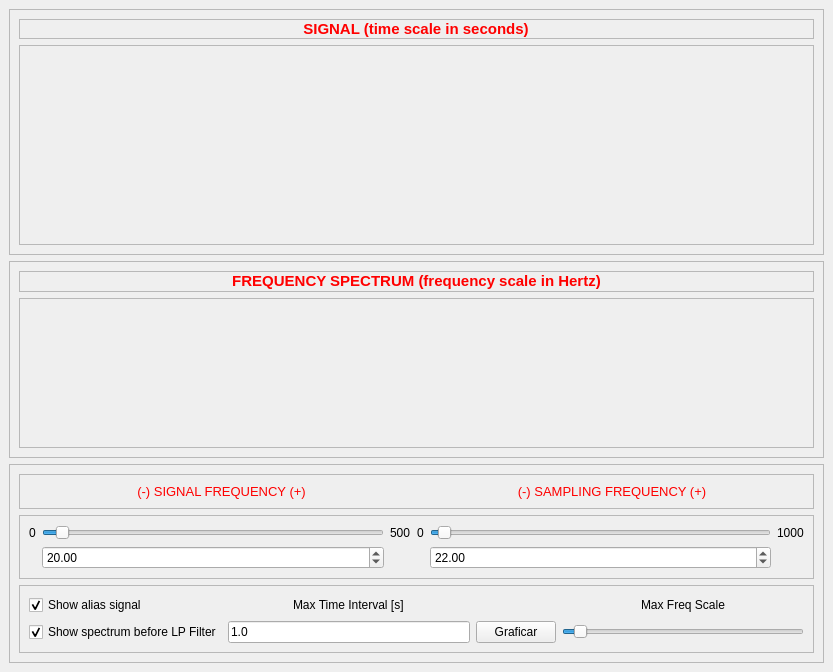
Old version of the form designer/mainwindow.ui in the repository mcorcos/ASSD-TP1-G3.
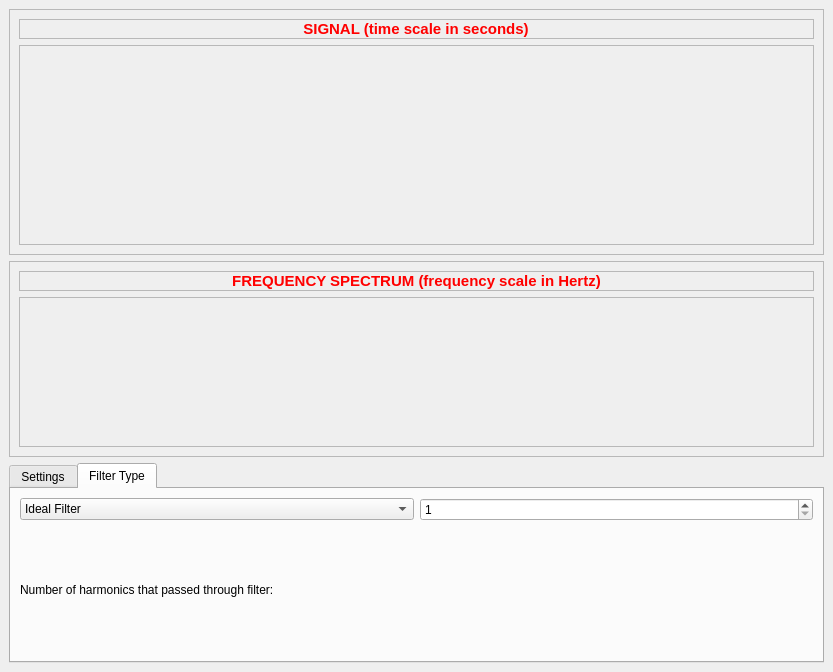
New version of the form. The open tabs and pages were chosen to show the change.

What changed in the file:
```diff
--- a/designer/mainwindow.ui
+++ b/designer/mainwindow.ui
@@ -257,19 +257,20 @@
      </widget>
     </item>
     <item>
-     <widget class="QFrame" name="frame">
+     <widget class="QTabWidget" name="tabs">
       <property name="maximumSize">
        <size>
         <width>16777215</width>
         <height>200</height>
        </size>
       </property>
-      <property name="frameShape">
-       <enum>QFrame::StyledPanel</enum>
+      <property name="currentIndex">
+       <number>0</number>
       </property>
-      <property name="frameShadow">
-       <enum>QFrame::Raised</enum>
-      </property>
+      <widget class="QWidget" name="a" native="true">
+       <attribute name="title">
+        <string>Settings</string>
+       </attribute>
       <layout class="QVBoxLayout" name="verticalLayout_2">
        <item>
         <widget class="QFrame" name="frame_5">
@@ -298,24 +299,6 @@
             </item>
            </layout>
           </item>
-         </layout>
-        </widget>
-       </item>
-       <item>
-        <widget class="QFrame" name="frame_4">
-         <property name="maximumSize">
-          <size>
-           <width>16777215</width>
-           <height>75</height>
-          </size>
-         </property>
-         <property name="frameShape">
-          <enum>QFrame::StyledPanel</enum>
-         </property>
-         <property name="frameShadow">
-          <enum>QFrame::Raised</enum>
-         </property>
-         <layout class="QVBoxLayout" name="verticalLayout_4">
           <item>
            <layout class="QGridLayout" name="gridLayout_2">
             <item row="0" column="0">
@@ -510,6 +493,52 @@
         </widget>
        </item>
       </layout>
+      </widget>
+      <widget class="QWidget" name="tab">
+       <attribute name="title">
+        <string>Filter Type</string>
+       </attribute>
+       <layout class="QGridLayout" name="gridLayout_3">
+        <item row="1" column="2">
+         <widget class="QSpinBox" name="orderValue">
+          <property name="minimum">
+           <number>1</number>
+          </property>
+          <property name="maximum">
+           <number>999999999</number>
+          </property>
+         </widget>
+        </item>
+        <item row="1" column="1">
+         <widget class="QComboBox" name="filterTypeBox">
+          <item>
+           <property name="text">
+            <string>Ideal Filter</string>
+           </property>
+          </item>
+          <item>
+           <property name="text">
+            <string>Real Filter</string>
+           </property>
+          </item>
+         </widget>
+        </item>
+        <item row="2" column="1">
+         <widget class="QLabel" name="label_11">
+          <property name="text">
+           <string>Number of harmonics that passed through filter:</string>
+          </property>
+         </widget>
+        </item>
+        <item row="2" column="2">
+         <widget class="QLabel" name="labelHarmonics">
+          <property name="text">
+           <string/>
+          </property>
+         </widget>
+        </item>
+       </layout>
+      </widget>
      </widget>
     </item>
    </layout>
```
Left out of the diff: 54 changed lines with no effect on the pictures. Lines whose indentation alone changed are shown as unchanged.
